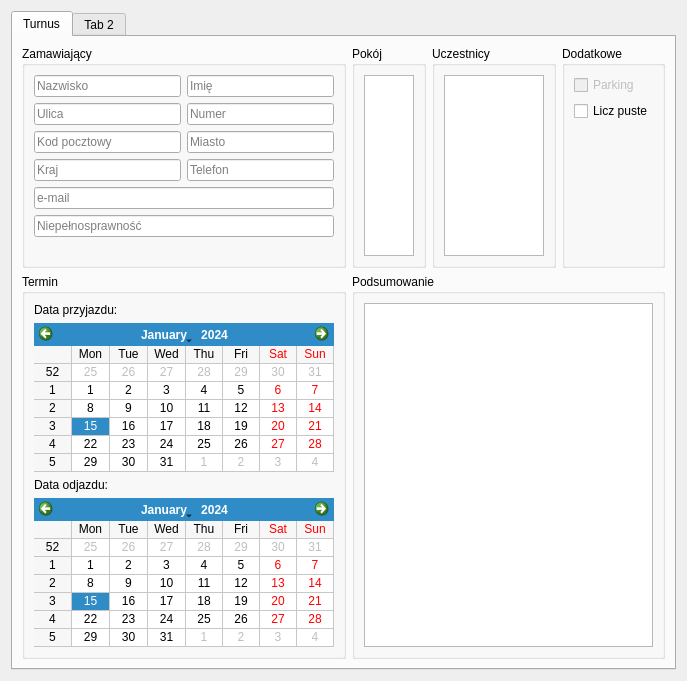
This is src/ui/NewReservation/NewReservationDialog.ui in Skwara/HoteleADC as Qt 5 draws it before an edit. The edited form follows.
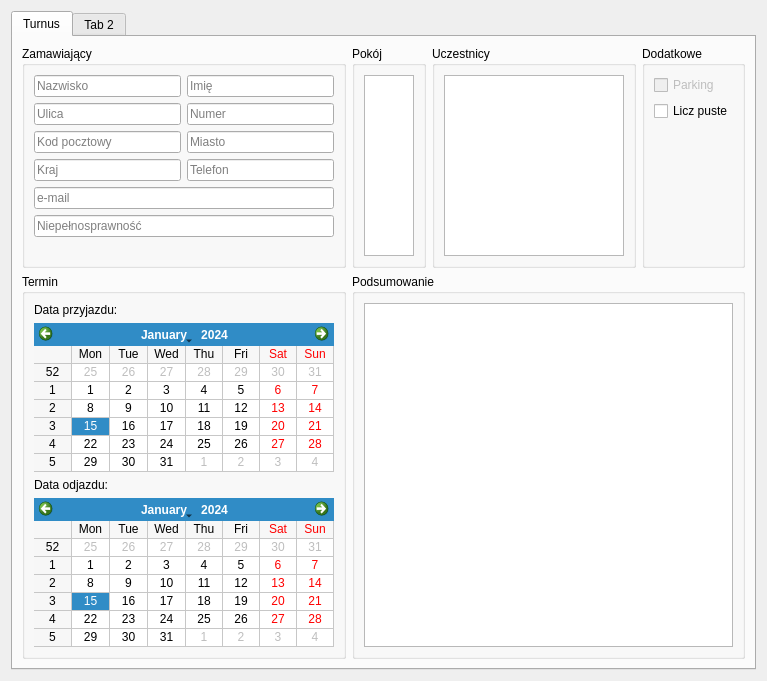
This is the edited form.

```diff
--- a/src/ui/NewReservation/NewReservationDialog.ui
+++ b/src/ui/NewReservation/NewReservationDialog.ui
@@ -6,7 +6,7 @@
    <rect>
     <x>0</x>
     <y>0</y>
-    <width>678</width>
+    <width>758</width>
     <height>681</height>
    </rect>
   </property>
@@ -261,7 +261,7 @@
               </property>
               <property name="minimumSize">
                <size>
-                <width>100</width>
+                <width>180</width>
                 <height>0</height>
                </size>
               </property>
```
